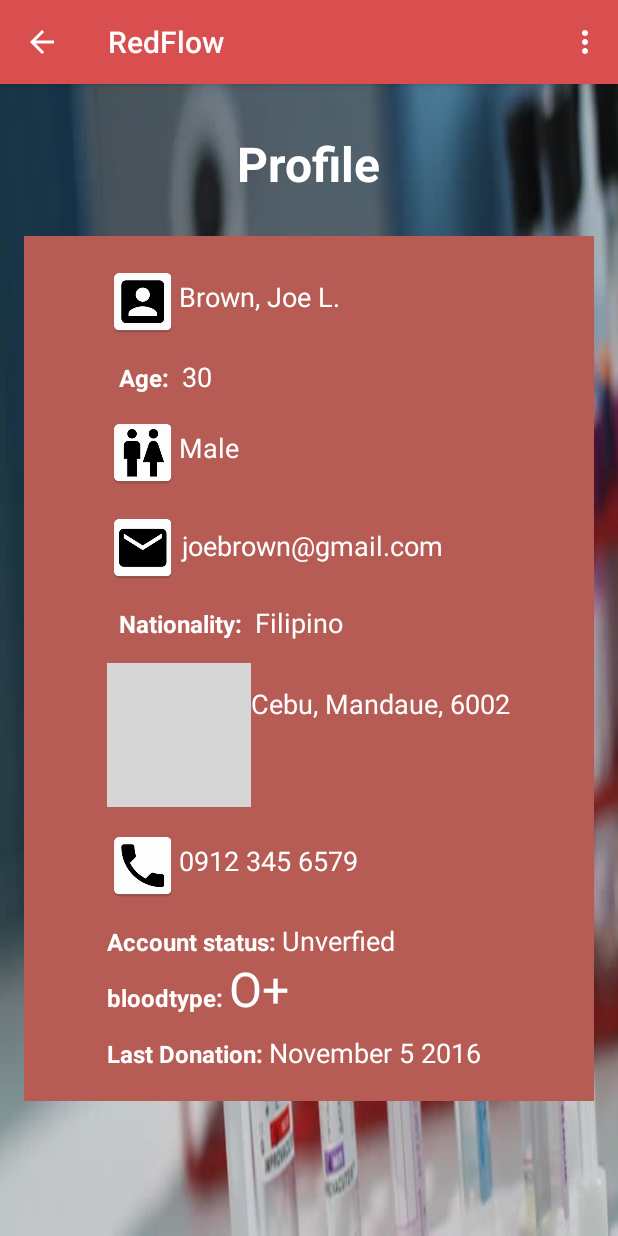
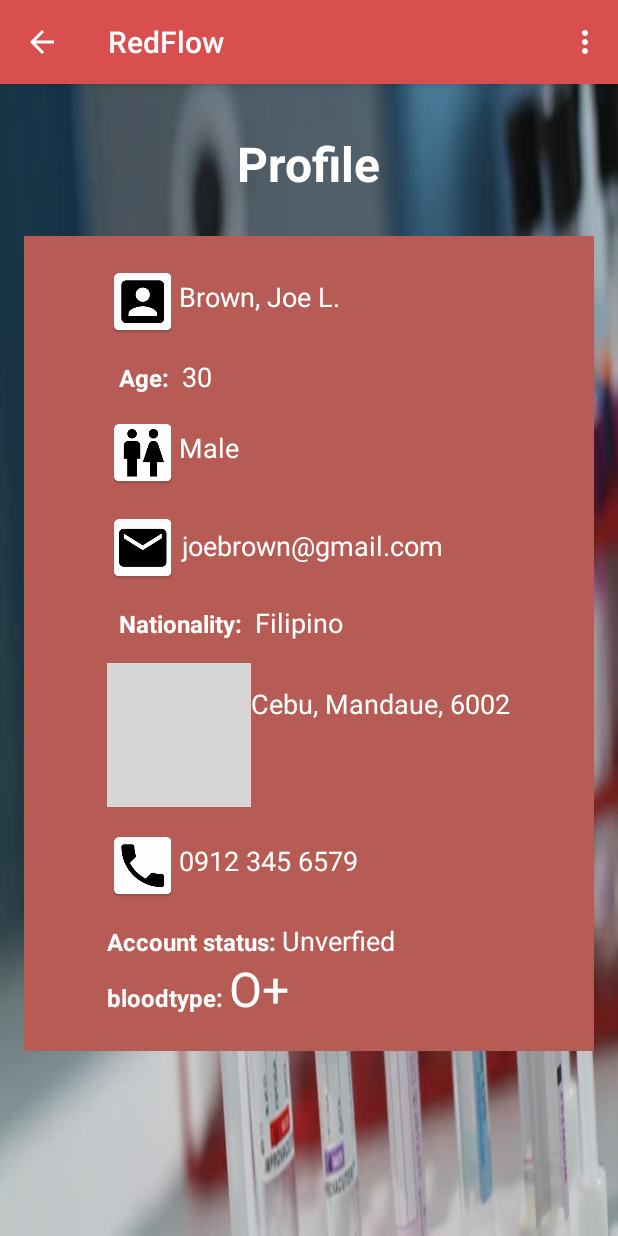
Before and after one commit to axeltants/capstone, an Android app: the profile screen opened directly, with no data from a screen before it, on a phone screen of 412 x 824 dp. Run offline under Robolectric (Android 15) with nearby library versions, the light colour scheme and no system bars; our stand-ins replace Firebase (no records; nobody signed in at launch, a user with empty details on screens opened directly); libraries missing offline, so code that uses them is left out: com.firebase.client; 1 statement that could not run was skipped; grey boxes are pictures that could not be loaded.

Commit message:
profile to be contintued...

```diff
--- a/RedFlow/app/src/main/res/layout/profile.xml
+++ b/RedFlow/app/src/main/res/layout/profile.xml
@@ -222,27 +222,6 @@
                     android:textColor="@color/logincolor"
                     android:textSize="32sp" />
 
-                <TextView
-                    android:id="@+id/donatedatelabel"
-                    android:layout_width="wrap_content"
-                    android:layout_height="wrap_content"
-                    android:layout_below="@id/bloodlabel"
-                    android:layout_marginTop="15dp"
-                    android:text="Last Donation: "
-                    android:textColor="@color/logincolor"
-                    android:textSize="16sp"
-                    android:textStyle="bold" />
-
-                <TextView
-                    android:id="@+id/textview_donatedate"
-                    android:layout_width="wrap_content"
-                    android:layout_height="wrap_content"
-                    android:layout_alignBaseline="@id/donatedatelabel"
-                    android:layout_toRightOf="@id/donatedatelabel"
-                    android:text="November 5 2016"
-                    android:textColor="@color/logincolor"
-                    android:textSize="18sp" />
-
             </RelativeLayout>
         </LinearLayout>
     </ScrollView>
```
